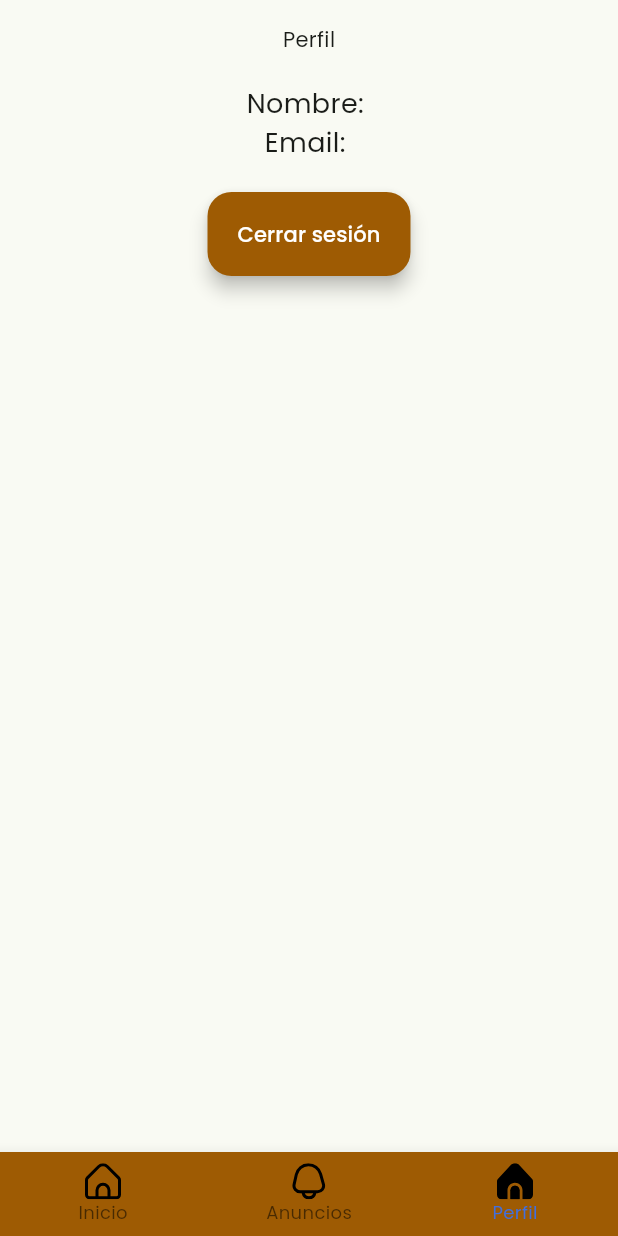
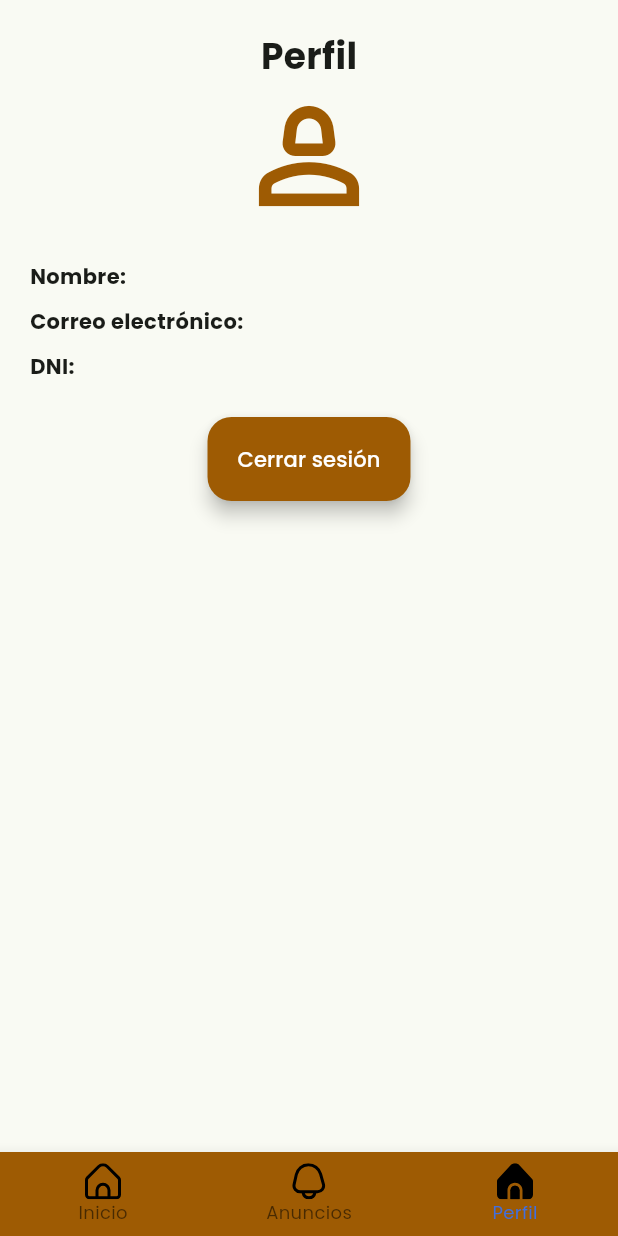
Before and after one commit to peteragurto/app-educativa-piura, a Flutter app: the MenuScreen screen opened directly, swiped to page 3, on a phone screen of 412 x 824 dp. Run offline on Flutter 3.47's test engine with Material 3 defaults, Android fonts, the phone set to English and light mode, and no system bars; our stand-ins replace cloud_firestore, firebase_auth, firebase_core, firebase_storage, flutter_svg; missing offline and left inert: flutter_downloader; accounts and stored records are empty.

Commit message:
Corrección de llamado de datos desde Firebase.

```diff
--- a/lib/src/data/repositories/firebase_auth_repository_impl.dart
+++ b/lib/src/data/repositories/firebase_auth_repository_impl.dart
@@ -105,7 +105,12 @@ class FireBaseAuthRepositoryImpl implements AuthRepository {
     if (userData == null) {
       throw UserNotFoundAuthException();
     }
-    final userModel = UserModel.fromFirebase(userData, uid);
-    return Usuario.fromModel(userModel);
+    final userRole = userData[rolField] ?? '';
+    if (userRole == alumnoRol) {
+      return Alumno.fromModel(AlumnoModel.fromFirebase(userData, uid));
+    } else if (userRole == docenteRol) {
+      return Docente.fromModel(DocenteModel.fromFirebase(userData, uid));
+    }
+    return Usuario.fromModel(UserModel.fromFirebase(userData, uid));
   }
 }
--- a/lib/src/presentation/pages/main/profile_screen.dart
+++ b/lib/src/presentation/pages/main/profile_screen.dart
@@ -1,5 +1,7 @@
 import 'package:flutter/material.dart';
 import 'package:provider/provider.dart';
+import 'package:yachaywai/src/domain/entities/alumno.dart';
+import 'package:yachaywai/src/domain/entities/docente.dart';
 import 'package:yachaywai/src/presentation/pages/auth/login_screen.dart';
 import 'package:yachaywai/src/presentation/providers/login_provider.dart';
 
@@ -11,7 +13,6 @@ class ProfileScreen extends StatefulWidget {
 }
 
 class _ProfileScreenState extends State<ProfileScreen> {
-
   void showSnackBar(BuildContext context, String message) {
     ScaffoldMessenger.of(context).showSnackBar(
       SnackBar(
@@ -35,6 +36,43 @@ class _ProfileScreenState extends State<ProfileScreen> {
     }
   }
 
+  //Funcion para devolver un widget de etiqueta si el usuario es alumno o docente
+  Widget buildUserRoleLabel(String? userRole) {
+      if (userRole == 'docente') {
+        return Container(
+          padding: const EdgeInsets.symmetric(horizontal: 8.0, vertical: 4.0),
+          decoration: BoxDecoration(
+            color: Colors.red, // Color for "Docente"
+            borderRadius: BorderRadius.circular(16.0),
+          ),
+          child: const Text(
+            'Docente',
+            style: TextStyle(
+              fontSize: 12.0,
+              fontWeight: FontWeight.bold,
+            ),
+          ),
+        );
+      } else if (userRole == 'alumno') {
+        return Container(
+          padding: const EdgeInsets.symmetric(horizontal: 8.0, vertical: 4.0),
+          decoration: BoxDecoration(
+            color: Colors.red.shade300, // Color for "Alumno"
+            borderRadius: BorderRadius.circular(16.0),
+          ),
+          child: const Text(
+            'Alumno',
+            style: TextStyle(
+              fontSize: 12.0,
+              fontWeight: FontWeight.bold,
+            ),
+          ),
+        );
+      } else {
+        return const SizedBox.shrink(); // Return an empty widget if no role is found
+      }
+    }
+
   @override
   Widget build(BuildContext context) {
     final loginProvider = Provider.of<LoginProvider>(context);
@@ -42,28 +80,111 @@ class _ProfileScreenState extends State<ProfileScreen> {
 
     return SafeArea(
       child: Padding(
-          padding: const EdgeInsets.all(16.0),
+        padding: const EdgeInsets.all(20.0),
         child: Column(
           children: [
-              const Text("Perfil"),
+            const Text(
+              "Perfil",
+              style: TextStyle(
+                fontSize: 24.0,
+                fontWeight: FontWeight.bold,
+              ),
+            ),
+            const Icon(
+              Icons.person_2_outlined,
+              size: 100.0,
+              color: Color.fromARGB(255, 158, 91, 3),
+            ),
+            buildUserRoleLabel(usuario?.rol),
             const SizedBox(height: 20.0),
-              if(usuario != null)
-                Column(
+            if (usuario != null) ...[
+              Row(
                 children: [
-                    Text('Nombre: ${usuario.nombre}', style: const TextStyle(fontSize: 18.0)),
-                    Text('Email: ${usuario.email}', style: const TextStyle(fontSize: 18.0)),
-                    const SizedBox(height: 20.0),
-                    ElevatedButton(
+                  const Text(
+                    "Nombre: ",
+                    style: TextStyle(fontWeight: FontWeight.bold),
+                  ),
+                  Text(usuario.nombre),
+                ],
+              ),
+              const SizedBox(height: 10.0),
+              Row(
+                children: [
+                  const Text(
+                    "Correo electrónico: ",
+                    style: TextStyle(fontWeight: FontWeight.bold),
+                  ),
+                  Expanded(
+                    child: Text(
+                      usuario.email,
+                      overflow: TextOverflow.ellipsis,
+                    ),
+                  ),
+                ],
+              ),
+              const SizedBox(height: 10.0),
+              Row(
+                children: [
+                  const Text(
+                    "DNI: ",
+                    style: TextStyle(fontWeight: FontWeight.bold),
+                  ),
+                  Text(usuario.dni),
+                ],
+              ),
+              if (usuario is Alumno) ...[
+                const SizedBox(height: 10.0),
+                Row(
+                  children: [
+                    const Text(
+                      "Grado: ",
+                      style: TextStyle(fontWeight: FontWeight.bold),
+                    ),
+                    Text(usuario.grado),
+                  ],
+                ),
+                const SizedBox(height: 10.0),
+                Row(
+                  children: [
+                    const Text(
+                      "Nivel: ",
+                      style: TextStyle(fontWeight: FontWeight.bold),
+                    ),
+                    Text(usuario.nivel),
+                  ],
+                ),
+              ] else if (usuario is Docente) ...[
+                const SizedBox(height: 10.0),
+                Row(
+                  children: [
+                    const Text(
+                      "Cursos Asignados: ",
+                      style: TextStyle(fontWeight: FontWeight.bold),
+                    ),
+                    Expanded(
+                      child: Text(
+                        usuario.cursosAsignadosIds.join(', '),
+                        overflow: TextOverflow.ellipsis,
+                      ),
+                    ),
+                  ],
+                ),
+              ],
+              const SizedBox(height: 24.0,),
+            ],
+            Positioned(
+                bottom: 20.0,
+                left: 20.0,
+                right: 20.0,
+                child: ElevatedButton(
                   onPressed: _signOut,
                   style: ElevatedButton.styleFrom(
+                    foregroundColor: Colors.white,
                     backgroundColor: const Color.fromARGB(255, 158, 91, 3),
                   ),
-                      child: const Text('Cerrar sesión'),
+                  child: const Text("Cerrar sesión"),
                 ),
-                  ],
-                )
-              else
-                const Text("No hay datos"),
+              ),
           ],
         ),
       ),
```
Lines whose indentation alone changed are shown as unchanged.
